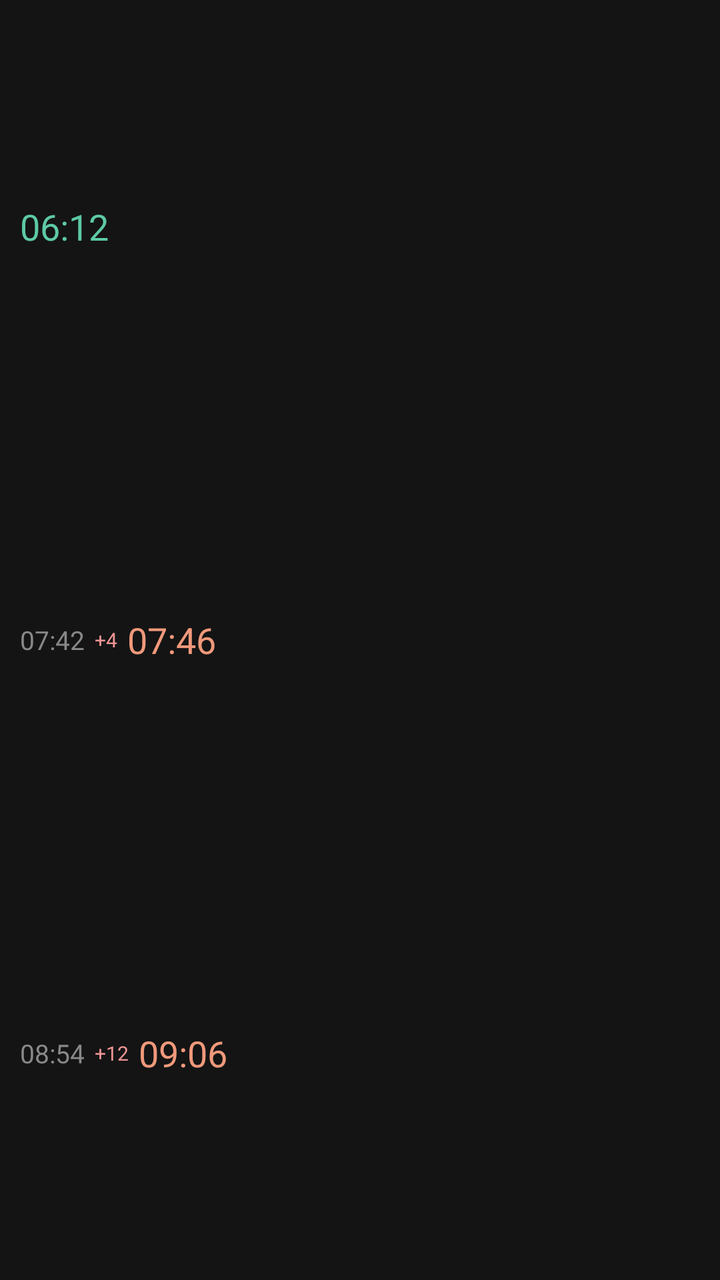
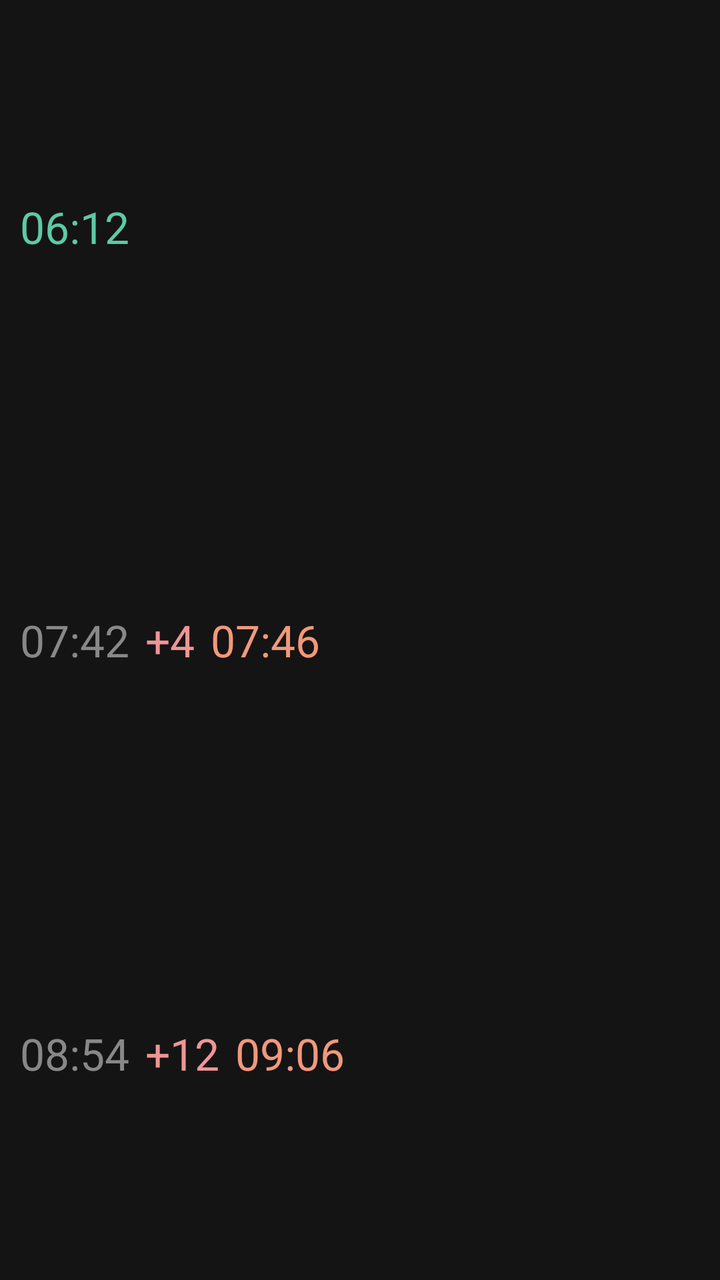

Compare the two renders of this Android layout. The source of the first and the diff that turns it into the second are given below.
<!-- AndroidManifest.xml: application theme Theme.SveticeWidget -->
<!-- res/layout/widget_train.xml -->
<?xml version="1.0" encoding="utf-8"?>
<LinearLayout xmlns:android="http://schemas.android.com/apk/res/android"
    android:layout_width="match_parent"
    android:layout_height="match_parent"
    android:orientation="vertical"
    android:background="#FF141414"
    android:padding="10dp">

    <LinearLayout
        android:layout_width="match_parent"
        android:layout_height="0dp"
        android:layout_weight="1"
        android:orientation="horizontal"
        android:gravity="center_vertical">

        <TextView
            android:layout_width="wrap_content"
            android:layout_height="wrap_content"
            android:text="06:12"
            android:textColor="#FF5DCAA5"
            android:textSize="18sp" />
    </LinearLayout>

    <LinearLayout
        android:layout_width="match_parent"
        android:layout_height="0dp"
        android:layout_weight="1"
        android:orientation="horizontal"
        android:gravity="center_vertical">

        <TextView
            android:layout_width="wrap_content"
            android:layout_height="wrap_content"
            android:text="07:42"
            android:textColor="#FF888888"
            android:textSize="13sp" />

        <TextView
            android:layout_width="wrap_content"
            android:layout_height="wrap_content"
            android:text="+4"
            android:textColor="#FFF09595"
            android:textSize="10sp"
            android:layout_marginStart="5dp"
            android:layout_marginEnd="5dp" />

        <TextView
            android:layout_width="wrap_content"
            android:layout_height="wrap_content"
            android:text="07:46"
            android:textColor="#FFF0997B"
            android:textSize="18sp" />
    </LinearLayout>

    <LinearLayout
        android:layout_width="match_parent"
        android:layout_height="0dp"
        android:layout_weight="1"
        android:orientation="horizontal"
        android:gravity="center_vertical">

        <TextView
            android:layout_width="wrap_content"
            android:layout_height="wrap_content"
            android:text="08:54"
            android:textColor="#FF888888"
            android:textSize="13sp" />

        <TextView
            android:layout_width="wrap_content"
            android:layout_height="wrap_content"
            android:text="+12"
            android:textColor="#FFF09595"
            android:textSize="10sp"
            android:layout_marginStart="5dp"
            android:layout_marginEnd="5dp" />

        <TextView
            android:layout_width="wrap_content"
            android:layout_height="wrap_content"
            android:text="09:06"
            android:textColor="#FFF0997B"
            android:textSize="18sp" />
    </LinearLayout>

</LinearLayout>
<!-- resources referenced by this layout -->
<resources>
  <style name="Theme.SveticeWidget" parent="Theme.AppCompat.DayNight.NoActionBar" />
</resources>

<!-- the commit's change to res/layout/widget_train.xml (unified diff, before → after) -->
@@ -18,7 +18,7 @@
             android:layout_height="wrap_content"
             android:text="06:12"
             android:textColor="#FF5DCAA5"
-            android:textSize="18sp" />
+            android:textSize="22sp" />
     </LinearLayout>
 
     <LinearLayout
@@ -33,23 +33,23 @@
             android:layout_height="wrap_content"
             android:text="07:42"
             android:textColor="#FF888888"
-            android:textSize="13sp" />
+            android:textSize="22sp" />
 
         <TextView
             android:layout_width="wrap_content"
             android:layout_height="wrap_content"
             android:text="+4"
             android:textColor="#FFF09595"
-            android:textSize="10sp"
-            android:layout_marginStart="5dp"
-            android:layout_marginEnd="5dp" />
+            android:textSize="22sp"
+            android:layout_marginStart="8dp"
+            android:layout_marginEnd="8dp" />
 
         <TextView
             android:layout_width="wrap_content"
             android:layout_height="wrap_content"
             android:text="07:46"
             android:textColor="#FFF0997B"
-            android:textSize="18sp" />
+            android:textSize="22sp" />
     </LinearLayout>
 
     <LinearLayout
@@ -64,23 +64,23 @@
             android:layout_height="wrap_content"
             android:text="08:54"
             android:textColor="#FF888888"
-            android:textSize="13sp" />
+            android:textSize="22sp" />
 
         <TextView
             android:layout_width="wrap_content"
             android:layout_height="wrap_content"
             android:text="+12"
             android:textColor="#FFF09595"
-            android:textSize="10sp"
-            android:layout_marginStart="5dp"
-            android:layout_marginEnd="5dp" />
+            android:textSize="22sp"
+            android:layout_marginStart="8dp"
+            android:layout_marginEnd="8dp" />
 
         <TextView
             android:layout_width="wrap_content"
             android:layout_height="wrap_content"
             android:text="09:06"
             android:textColor="#FFF0997B"
-            android:textSize="18sp" />
+            android:textSize="22sp" />
     </LinearLayout>
 
 </LinearLayout>
